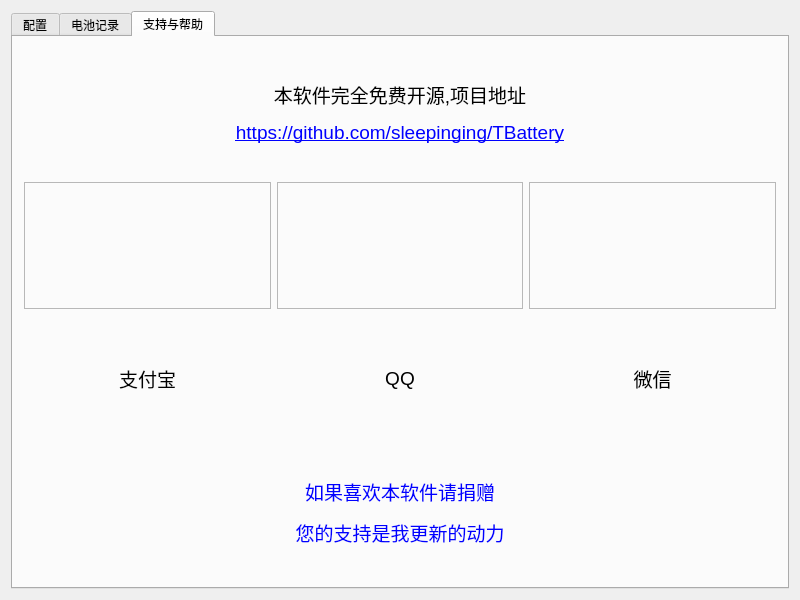
First picture: the form in widget.ui, repository sleepinging/TBattery, before the edit.
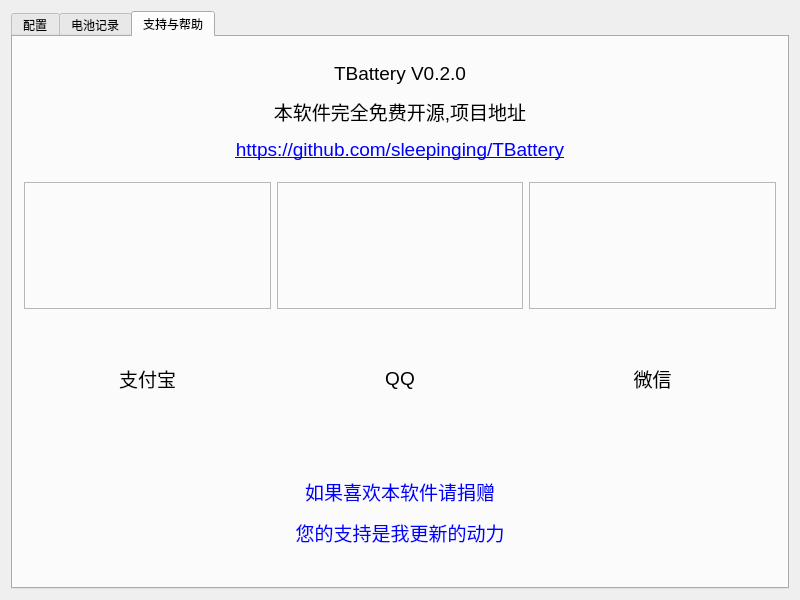
Second picture: the form after the edit. The open tabs and pages were chosen to show the change. Icons and pictures are not drawn. Custom widgets are drawn as their Qt base class.

Commit message: 添加版本

Diff of the .ui file:
```diff
--- a/widget.ui
+++ b/widget.ui
@@ -190,7 +190,7 @@
        <item row="0" column="0" colspan="3">
         <widget class="QLabel" name="lb_about">
          <property name="text">
-          <string>&lt;html&gt;&lt;head/&gt;&lt;body&gt;&lt;p align=&quot;center&quot;&gt;&lt;span style=&quot; font-size:14pt;&quot;&gt;本软件完全免费开源,项目地址&lt;/span&gt;&lt;/p&gt;&lt;p align=&quot;center&quot;&gt;&lt;a href=&quot;https://github.com/sleepinging/TBattery&quot;&gt;&lt;span style=&quot; font-size:14pt; text-decoration: underline; color:#0000ff;&quot;&gt;https://github.com/sleepinging/TBattery&lt;/span&gt;&lt;/a&gt;&lt;/p&gt;&lt;/body&gt;&lt;/html&gt;</string>
+          <string>&lt;html&gt;&lt;head/&gt;&lt;body&gt;&lt;p align=&quot;center&quot;&gt;&lt;span style=&quot; font-size:14pt;&quot;&gt;TBattery V0.2.0&lt;/span&gt;&lt;/p&gt;&lt;p align=&quot;center&quot;&gt;&lt;span style=&quot; font-size:14pt;&quot;&gt;本软件完全免费开源,项目地址&lt;/span&gt;&lt;/p&gt;&lt;p align=&quot;center&quot;&gt;&lt;a href=&quot;https://github.com/sleepinging/TBattery&quot;&gt;&lt;span style=&quot; font-size:14pt; text-decoration: underline; color:#0000ff;&quot;&gt;https://github.com/sleepinging/TBattery&lt;/span&gt;&lt;/a&gt;&lt;/p&gt;&lt;/body&gt;&lt;/html&gt;</string>
          </property>
          <property name="textFormat">
           <enum>Qt::RichText</enum>
```
